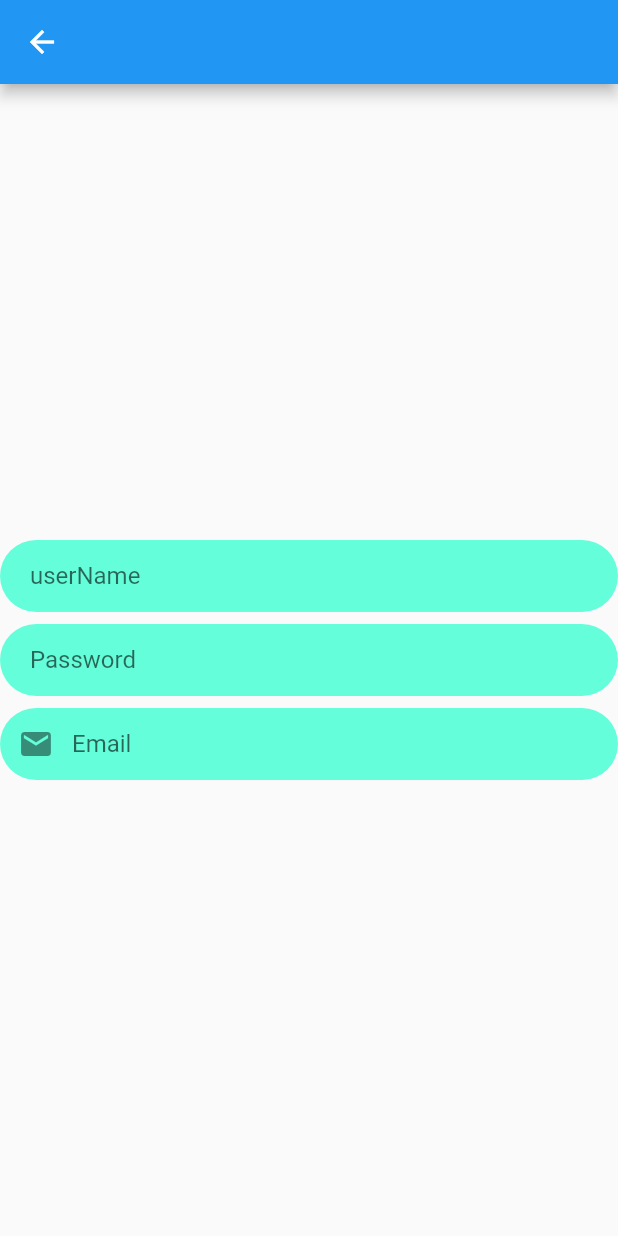
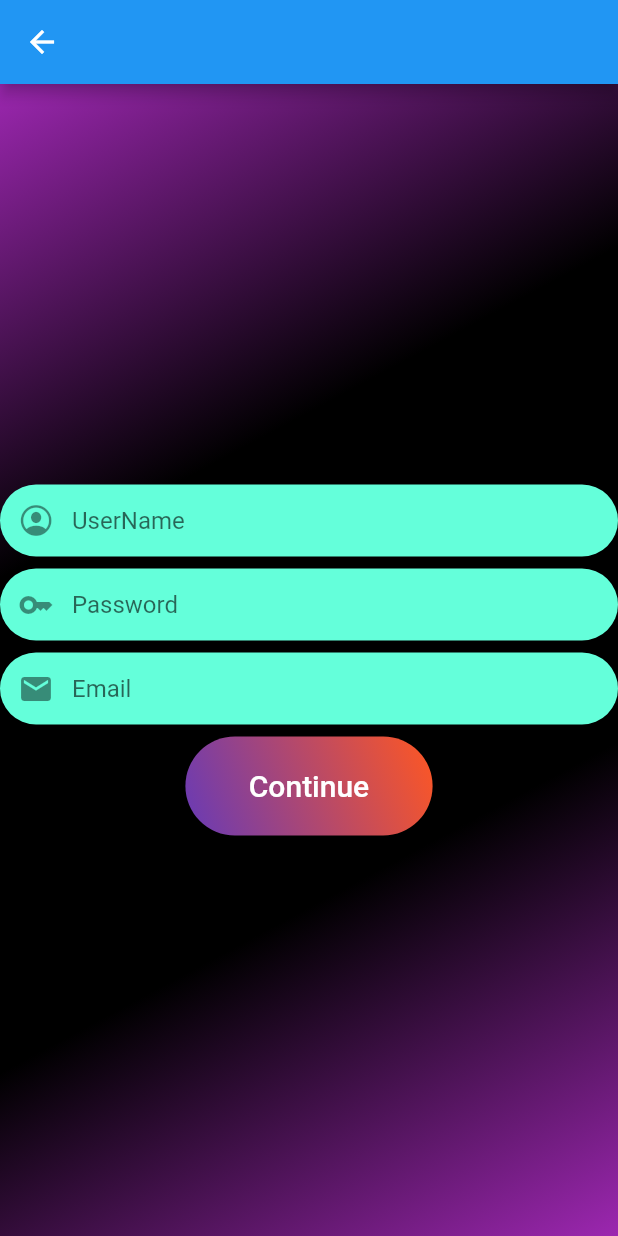
Before and after one commit to mjsafy/MJ-Romina-AP-Reddit-Project-, a Flutter app: the SignUp screen opened directly, on a phone screen of 412 x 824 dp. Run offline on Flutter 3.47's test engine with Material 2 defaults, Android fonts, the phone set to English and light mode, and no system bars.

Commit message:
add button to sign up screen

```diff
--- a/lib/Reddit.dart
+++ b/lib/Reddit.dart
@@ -59,6 +59,7 @@ class Reddit extends StatelessWidget {
                   },
                     )),
               Container(
+
                   width: w / 2,
                   height: h / 10,
                   decoration: const BoxDecoration(
--- a/lib/SignUp.dart
+++ b/lib/SignUp.dart
@@ -31,9 +31,22 @@ class _SignUpState extends State<SignUp> {
 
   @override
   Widget build(BuildContext context) {
+    double w = MediaQuery.of(context).size.width;
+    double h = MediaQuery.of(context).size.height;
+
     return Scaffold(
       appBar: AppBar(),
       body: Container(
+        decoration: BoxDecoration(
+            gradient: LinearGradient(
+                begin: Alignment.topLeft,
+                end: Alignment.bottomRight,
+                colors: [
+              Colors.purple,
+              Colors.black,
+              Colors.black,
+              Colors.purple,
+            ])),
         alignment: Alignment.center,
         child: Column(
           crossAxisAlignment: CrossAxisAlignment.center,
@@ -51,7 +64,7 @@ class _SignUpState extends State<SignUp> {
                       enabledBorder: OutlineInputBorder(
                           borderSide: BorderSide(color: Colors.transparent),
                           borderRadius: BorderRadius.all(Radius.circular(40))),
-                      hintText: "userName")),
+                      hintText: "UserName",prefixIcon: Icon(CupertinoIcons.profile_circled))),
             ),
             Container(
               padding: EdgeInsets.symmetric(vertical: 4),
@@ -65,7 +78,8 @@ class _SignUpState extends State<SignUp> {
                       enabledBorder: OutlineInputBorder(
                           borderSide: BorderSide(color: Colors.transparent),
                           borderRadius: BorderRadius.all(Radius.circular(40))),
-                      hintText: "Password")),
+                      hintText: "Password",
+                      prefixIcon: Icon(Icons.key))),
             ),
             Container(
               padding: EdgeInsets.symmetric(vertical: 4),
@@ -83,6 +97,24 @@ class _SignUpState extends State<SignUp> {
                     prefixIcon: Icon(Icons.email)),
               ),
             ),
+            Container(
+                margin: EdgeInsets.symmetric(vertical: 4),
+                width: w / 2.5,
+                height: h / 12.5,
+                decoration: const BoxDecoration(
+                    borderRadius: BorderRadius.all(Radius.circular(50)),
+                    gradient: LinearGradient(
+                        begin: Alignment.topRight,
+                        end: Alignment.bottomLeft,
+                        colors: [
+                          Colors.deepOrange,
+                          Colors.deepPurple,
+                        ])),
+                child: TextButton(
+                    child: Text(
+                  "Continue",
+                  style: TextStyle(fontSize: 20, color: Colors.white),
+                )))
           ],
         ),
       ),
```
